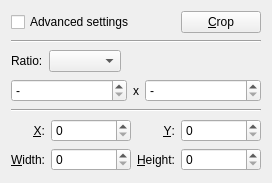
Old version of the form lib/crop/cropwidget.ui in the repository KDE/gwenview.
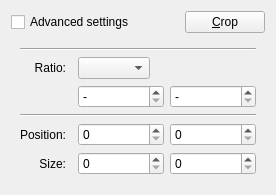
New version of the form. Custom widgets are drawn as their Qt base class.

Commit message: Nicer layout

The edit to the form file:
```diff
--- a/lib/crop/cropwidget.ui
+++ b/lib/crop/cropwidget.ui
@@ -6,8 +6,8 @@
    <rect>
     <x>0</x>
     <y>0</y>
-    <width>272</width>
-    <height>183</height>
+    <width>276</width>
+    <height>190</height>
    </rect>
   </property>
   <layout class="QGridLayout" name="gridLayout_2">
@@ -27,29 +27,29 @@
    </item>
    <item row="1" column="0" colspan="3">
     <widget class="QWidget" name="advancedWidget" native="true">
-     <layout class="QVBoxLayout" name="verticalLayout">
-      <property name="margin">
-       <number>0</number>
-      </property>
-      <item>
+     <layout class="QGridLayout" name="gridLayout">
+      <item row="0" column="0" colspan="4">
        <widget class="Line" name="line_2">
         <property name="orientation">
          <enum>Qt::Horizontal</enum>
         </property>
        </widget>
       </item>
-      <item>
-       <layout class="QHBoxLayout" name="horizontalLayout_2">
-        <item>
+      <item row="1" column="0">
          <widget class="QLabel" name="label_6">
           <property name="text">
            <string>Ratio:</string>
           </property>
+        <property name="alignment">
+         <set>Qt::AlignRight|Qt::AlignTrailing|Qt::AlignVCenter</set>
+        </property>
           <property name="buddy">
            <cstring>ratioComboBox</cstring>
           </property>
          </widget>
         </item>
+      <item row="1" column="2" colspan="2">
+       <layout class="QHBoxLayout" name="horizontalLayout_2">
         <item>
          <widget class="KComboBox" name="ratioComboBox"/>
         </item>
@@ -68,9 +68,7 @@
         </item>
        </layout>
       </item>
-      <item>
-       <layout class="QHBoxLayout" name="horizontalLayout">
-        <item>
+      <item row="2" column="2">
          <widget class="QSpinBox" name="ratioWidthSpinBox">
           <property name="specialValueText">
            <string>-</string>
@@ -80,20 +78,7 @@
           </property>
          </widget>
         </item>
-        <item>
-         <widget class="QLabel" name="label_5">
-          <property name="sizePolicy">
-           <sizepolicy hsizetype="Fixed" vsizetype="Preferred">
-            <horstretch>0</horstretch>
-            <verstretch>0</verstretch>
-           </sizepolicy>
-          </property>
-          <property name="text">
-           <string>x</string>
-          </property>
-         </widget>
-        </item>
-        <item>
+      <item row="2" column="3">
          <widget class="QSpinBox" name="ratioHeightSpinBox">
           <property name="specialValueText">
            <string>-</string>
@@ -103,18 +88,14 @@
           </property>
          </widget>
         </item>
-       </layout>
-      </item>
-      <item>
+      <item row="3" column="0" colspan="4">
        <widget class="Line" name="line">
         <property name="orientation">
          <enum>Qt::Horizontal</enum>
         </property>
        </widget>
       </item>
-      <item>
-       <layout class="QGridLayout" name="gridLayout">
-        <item row="0" column="0">
+      <item row="5" column="0">
          <widget class="QLabel" name="label">
           <property name="sizePolicy">
            <sizepolicy hsizetype="Preferred" vsizetype="Preferred">
@@ -123,7 +104,7 @@
            </sizepolicy>
           </property>
           <property name="text">
-           <string>&amp;X:</string>
+         <string>Position:</string>
           </property>
           <property name="alignment">
            <set>Qt::AlignRight|Qt::AlignTrailing|Qt::AlignVCenter</set>
@@ -133,7 +114,7 @@
           </property>
          </widget>
         </item>
-        <item row="0" column="1">
+      <item row="5" column="2">
          <widget class="QSpinBox" name="leftSpinBox">
           <property name="sizePolicy">
            <sizepolicy hsizetype="Expanding" vsizetype="Fixed">
@@ -143,20 +124,7 @@
           </property>
          </widget>
         </item>
-        <item row="0" column="2">
-         <widget class="QLabel" name="label_2">
-          <property name="text">
-           <string>&amp;Y:</string>
-          </property>
-          <property name="alignment">
-           <set>Qt::AlignRight|Qt::AlignTrailing|Qt::AlignVCenter</set>
-          </property>
-          <property name="buddy">
-           <cstring>topSpinBox</cstring>
-          </property>
-         </widget>
-        </item>
-        <item row="0" column="3">
+      <item row="5" column="3">
          <widget class="QSpinBox" name="topSpinBox">
           <property name="sizePolicy">
            <sizepolicy hsizetype="Minimum" vsizetype="Fixed">
@@ -166,10 +134,10 @@
           </property>
          </widget>
         </item>
-        <item row="1" column="0">
+      <item row="6" column="0">
          <widget class="QLabel" name="label_3">
           <property name="text">
-           <string>&amp;Width:</string>
+         <string>Size:</string>
           </property>
           <property name="alignment">
            <set>Qt::AlignRight|Qt::AlignTrailing|Qt::AlignVCenter</set>
@@ -179,7 +147,7 @@
           </property>
          </widget>
         </item>
-        <item row="1" column="1">
+      <item row="6" column="2">
          <widget class="QSpinBox" name="widthSpinBox">
           <property name="sizePolicy">
            <sizepolicy hsizetype="Minimum" vsizetype="Fixed">
@@ -189,20 +157,7 @@
           </property>
          </widget>
         </item>
-        <item row="1" column="2">
-         <widget class="QLabel" name="label_4">
-          <property name="text">
-           <string>&amp;Height:</string>
-          </property>
-          <property name="alignment">
-           <set>Qt::AlignRight|Qt::AlignTrailing|Qt::AlignVCenter</set>
-          </property>
-          <property name="buddy">
-           <cstring>heightSpinBox</cstring>
-          </property>
-         </widget>
-        </item>
-        <item row="1" column="3">
+      <item row="6" column="3">
          <widget class="QSpinBox" name="heightSpinBox">
           <property name="sizePolicy">
            <sizepolicy hsizetype="Minimum" vsizetype="Fixed">
@@ -211,8 +166,6 @@
            </sizepolicy>
           </property>
          </widget>
-        </item>
-       </layout>
       </item>
      </layout>
     </widget>
```
Lines whose indentation alone changed are shown as unchanged. The commit also changes 1 other file.
